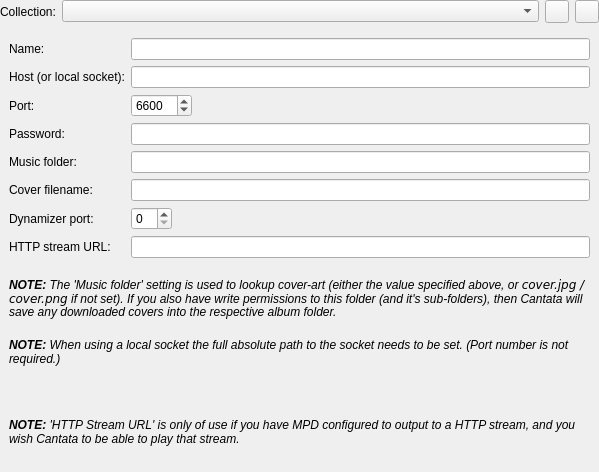
CDrummond/cantata, file gui/serversettings.ui: the form before one commit.
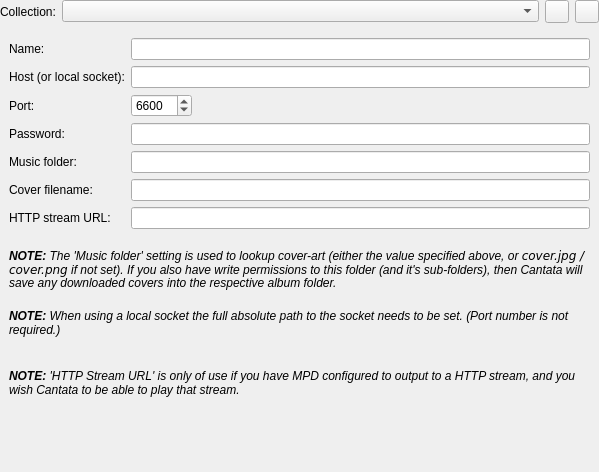
The form after the commit. Custom widgets are drawn as their Qt base class.

Commit message: Use client-to-client to talk to cantata-dynamic when run in server mode => no need for port setting!

```diff
--- a/gui/serversettings.ui
+++ b/gui/serversettings.ui
@@ -154,19 +154,6 @@
           </widget>
          </item>
          <item row="6" column="0">
-          <widget class="BuddyLabel" name="dynamizerPortLabel">
-           <property name="text">
-            <string>Dynamizer port:</string>
-           </property>
-           <property name="buddy">
-            <cstring>dynamizerPort</cstring>
-           </property>
-          </widget>
-         </item>
-         <item row="6" column="1">
-          <widget class="QSpinBox" name="dynamizerPort"/>
-         </item>
-         <item row="7" column="0">
           <widget class="BuddyLabel" name="streamUrlLabel">
            <property name="text">
             <string>HTTP stream URL:</string>
@@ -176,7 +163,7 @@
            </property>
           </widget>
          </item>
-         <item row="7" column="1">
+         <item row="6" column="1">
           <widget class="LineEdit" name="streamUrl"/>
          </item>
         </layout>
@@ -255,20 +242,7 @@
          </property>
         </spacer>
        </item>
-       <item row="6" column="0" colspan="2">
-        <widget class="QLabel" name="dynamizerNoteLabel">
-         <property name="text">
-          <string/>
-         </property>
-         <property name="wordWrap">
-          <bool>true</bool>
-         </property>
-         <property name="textInteractionFlags">
-          <set>Qt::NoTextInteraction</set>
-         </property>
-        </widget>
-       </item>
-       <item row="7" column="0">
+       <item row="6" column="0">
         <spacer name="verticalSpacer_streamUrlNote">
          <property name="orientation">
           <enum>Qt::Vertical</enum>
@@ -284,7 +258,7 @@
          </property>
         </spacer>
        </item>
-       <item row="8" column="0" colspan="2">
+       <item row="7" column="0" colspan="2">
         <widget class="QLabel" name="streamUrlNoteLabel">
          <property name="text">
           <string>&lt;i&gt;&lt;b&gt;NOTE:&lt;/b&gt; 'HTTP Stream URL' is only of use if you have MPD configured to output to a HTTP stream, and you wish Cantata to be able to play that stream.&lt;/i&gt;</string>
@@ -297,7 +271,7 @@
          </property>
         </widget>
        </item>
-       <item row="9" column="0">
+       <item row="8" column="0">
         <spacer name="verticalSpacer_2">
          <property name="orientation">
           <enum>Qt::Vertical</enum>
```
The commit also changes 17 other files.
